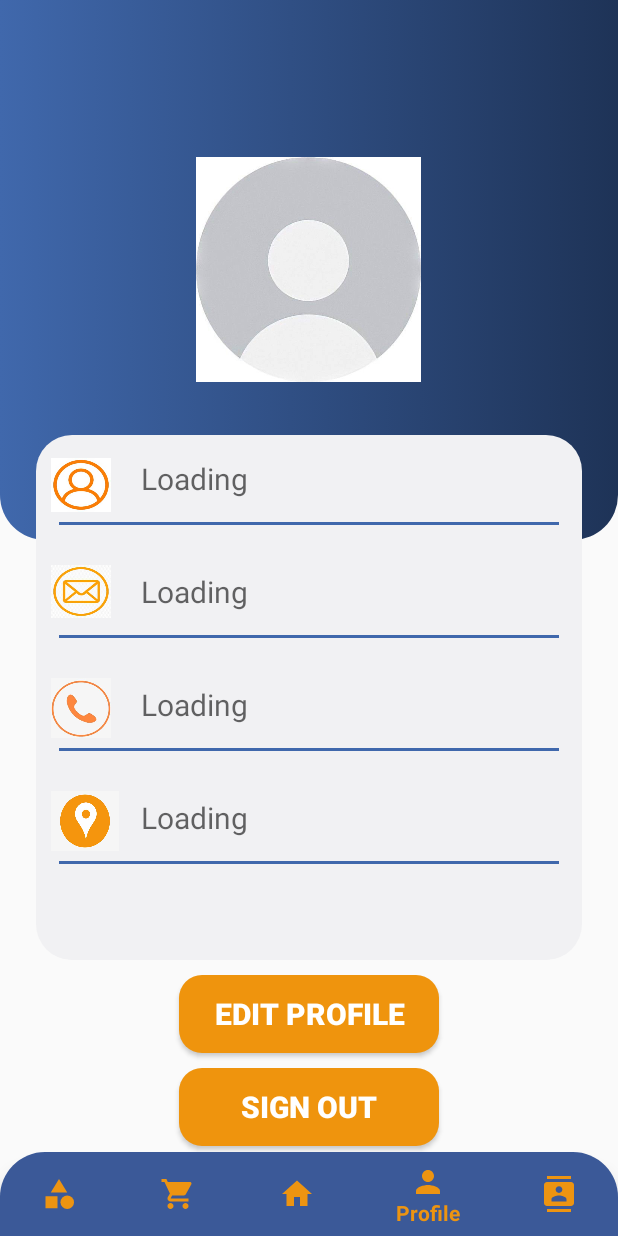
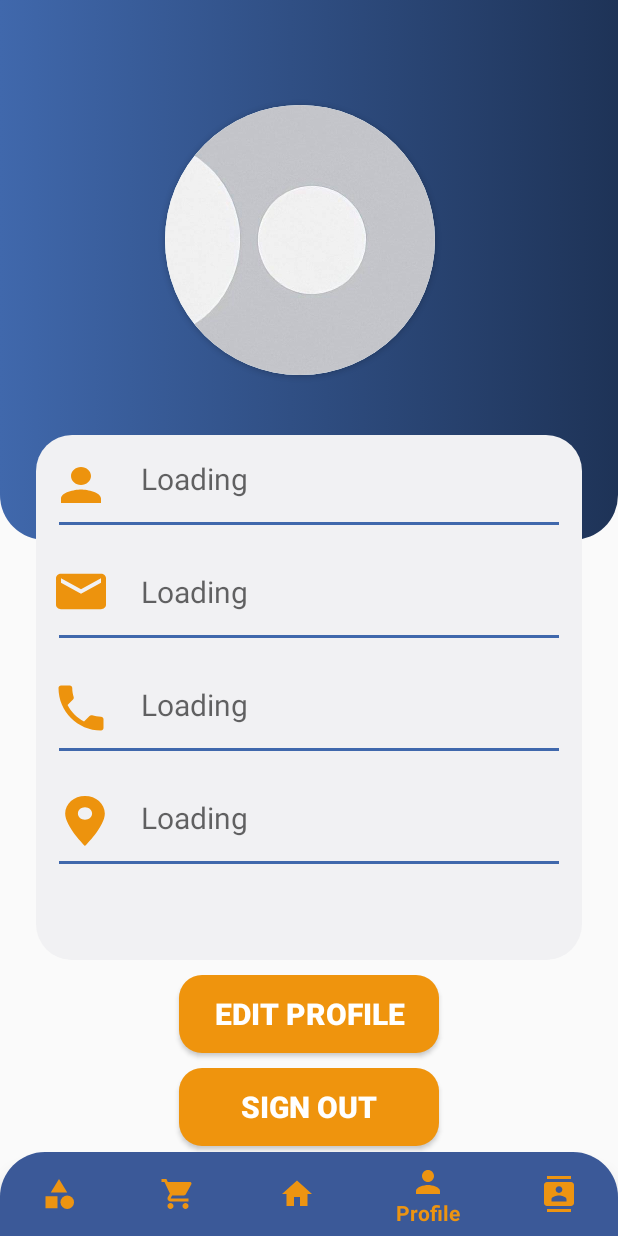
Before and after one commit to abdallagaber/Tech_Zone_APP, an Android app: the profile screen opened directly, with no data from a screen before it, on a phone screen of 412 x 824 dp. Run offline under Robolectric (Android 15) with nearby library versions, the light colour scheme and no system bars; our stand-ins replace Firebase (no records; nobody signed in at launch, a user with empty details on screens opened directly), Picasso; Roboto replaces fonts that are not available here.

Commit message:
little changes

```diff
--- a/app/build.gradle
+++ b/app/build.gradle
@@ -53,6 +53,7 @@ dependencies {
     implementation 'com.firebaseui:firebase-ui-auth:7.2.0'
     implementation 'de.hdodenhof:circleimageview:3.1.0'
     implementation 'com.karumi:dexter:6.2.3'
-
+    implementation 'androidx.appcompat:appcompat:1.3.0-beta01'
+    implementation 'androidx.cardview:cardview:1.0.0'
 
 }
--- /dev/null
+++ b/app/src/main/res/drawable/ic_baseline_email_24.xml
@@ -0,0 +1,5 @@
+<vector android:height="24dp" android:tint="#ED930D"
+    android:viewportHeight="24" android:viewportWidth="24"
+    android:width="24dp" xmlns:android="http://schemas.android.com/apk/res/android">
+    <path android:fillColor="@android:color/white" android:pathData="M20,4L4,4c-1.1,0 -1.99,0.9 -1.99,2L2,18c0,1.1 0.9,2 2,2h16c1.1,0 2,-0.9 2,-2L22,6c0,-1.1 -0.9,-2 -2,-2zM20,8l-8,5 -8,-5L4,6l8,5 8,-5v2z"/>
+</vector>
--- /dev/null
+++ b/app/src/main/res/drawable/ic_baseline_local_phone_24.xml
@@ -0,0 +1,5 @@
+<vector android:height="24dp" android:tint="#ED930D"
+    android:viewportHeight="24" android:viewportWidth="24"
+    android:width="24dp" xmlns:android="http://schemas.android.com/apk/res/android">
+    <path android:fillColor="@android:color/white" android:pathData="M6.62,10.79c1.44,2.83 3.76,5.14 6.59,6.59l2.2,-2.2c0.27,-0.27 0.67,-0.36 1.02,-0.24 1.12,0.37 2.33,0.57 3.57,0.57 0.55,0 1,0.45 1,1V20c0,0.55 -0.45,1 -1,1 -9.39,0 -17,-7.61 -17,-17 0,-0.55 0.45,-1 1,-1h3.5c0.55,0 1,0.45 1,1 0,1.25 0.2,2.45 0.57,3.57 0.11,0.35 0.03,0.74 -0.25,1.02l-2.2,2.2z"/>
+</vector>
--- /dev/null
+++ b/app/src/main/res/drawable/ic_baseline_location_on_24.xml
@@ -0,0 +1,5 @@
+<vector android:height="24dp" android:tint="#ED930D"
+    android:viewportHeight="24" android:viewportWidth="24"
+    android:width="24dp" xmlns:android="http://schemas.android.com/apk/res/android">
+    <path android:fillColor="@android:color/white" android:pathData="M12,2C8.13,2 5,5.13 5,9c0,5.25 7,13 7,13s7,-7.75 7,-13c0,-3.87 -3.13,-7 -7,-7zM12,11.5c-1.38,0 -2.5,-1.12 -2.5,-2.5s1.12,-2.5 2.5,-2.5 2.5,1.12 2.5,2.5 -1.12,2.5 -2.5,2.5z"/>
+</vector>
--- a/app/src/main/res/drawable/ic_baseline_person_24.xml
+++ b/app/src/main/res/drawable/ic_baseline_person_24.xml
@@ -1,4 +1,4 @@
-<vector android:height="24dp" android:tint="#000000"
+<vector android:height="24dp" android:tint="#ED930D"
     android:viewportHeight="24" android:viewportWidth="24"
     android:width="24dp" xmlns:android="http://schemas.android.com/apk/res/android">
     <path android:fillColor="@android:color/white" android:pathData="M12,12c2.21,0 4,-1.79 4,-4s-1.79,-4 -4,-4 -4,1.79 -4,4 1.79,4 4,4zM12,14c-2.67,0 -8,1.34 -8,4v2h16v-2c0,-2.66 -5.33,-4 -8,-4z"/>
--- /dev/null
+++ b/app/src/main/res/drawable/ic_baseline_phone_24.xml
@@ -0,0 +1,5 @@
+<vector android:height="24dp" android:tint="#000000"
+    android:viewportHeight="24" android:viewportWidth="24"
+    android:width="24dp" xmlns:android="http://schemas.android.com/apk/res/android">
+    <path android:fillColor="@android:color/white" android:pathData="M6.62,10.79c1.44,2.83 3.76,5.14 6.59,6.59l2.2,-2.2c0.27,-0.27 0.67,-0.36 1.02,-0.24 1.12,0.37 2.33,0.57 3.57,0.57 0.55,0 1,0.45 1,1V20c0,0.55 -0.45,1 -1,1 -9.39,0 -17,-7.61 -17,-17 0,-0.55 0.45,-1 1,-1h3.5c0.55,0 1,0.45 1,1 0,1.25 0.2,2.45 0.57,3.57 0.11,0.35 0.03,0.74 -0.25,1.02l-2.2,2.2z"/>
+</vector>
--- a/app/src/main/res/layout/activity_profile.xml
+++ b/app/src/main/res/layout/activity_profile.xml
@@ -13,12 +13,31 @@
             android:layout_height="360dp"
             android:background="@drawable/top_background">
 
-            <ImageView
-                android:id="@+id/no_profile_image"
-                android:layout_width="150dp"
-                android:layout_height="150dp"
-                android:layout_centerInParent="true"
-                android:background="@drawable/profile2" />
+
+            <androidx.cardview.widget.CardView
+                android:layout_width="180dp"
+                android:layout_height="180dp"
+                app:cardCornerRadius="150dp"
+                app:cardBackgroundColor="#2196F3"
+                android:layout_marginLeft="110dp"
+                android:layout_marginTop="70dp">
+
+            <androidx.cardview.widget.CardView
+                android:layout_width="200dp"
+                android:layout_height="200dp"
+                app:cardCornerRadius="150dp"
+                android:layout_gravity="center">
+
+                <ImageView
+                    android:id="@+id/no_profile_image"
+                    android:layout_width="match_parent"
+                    android:layout_height="match_parent"
+                    android:background="@drawable/profile2"
+                    android:rotation="90"
+                    android:scaleType="centerCrop" />
+            </androidx.cardview.widget.CardView>
+
+            </androidx.cardview.widget.CardView>
         </RelativeLayout>
 
         <RelativeLayout
@@ -36,7 +55,7 @@
                 android:layout_height="36dp"
                 android:layout_marginLeft="10dp"
                 android:layout_marginTop="15dp"
-                android:background="@drawable/prof_icon" />
+                android:background="@drawable/ic_baseline_person_24" />
 
             <TextView
                 android:id="@+id/name"
@@ -67,7 +86,7 @@
                 android:layout_below="@id/name"
                 android:layout_marginLeft="10dp"
                 android:layout_marginTop="44dp"
-                android:background="@drawable/mail_icon" />
+                android:background="@drawable/ic_baseline_email_24" />
 
             <TextView
                 android:id="@+id/email"
@@ -96,7 +115,7 @@
                 android:layout_below="@id/email"
                 android:layout_marginLeft="10dp"
                 android:layout_marginTop="44dp"
-                android:background="@drawable/phone_icon" />
+                android:background="@drawable/ic_baseline_local_phone_24" />
 
             <TextView
                 android:id="@+id/mobile"
@@ -125,7 +144,7 @@
                 android:layout_below="@id/mobile"
                 android:layout_marginLeft="10dp"
                 android:layout_marginTop="44dp"
-                android:background="@drawable/home_icon" />
+                android:background="@drawable/ic_baseline_location_on_24" />
 
             <TextView
                 android:id="@+id/address"
```
